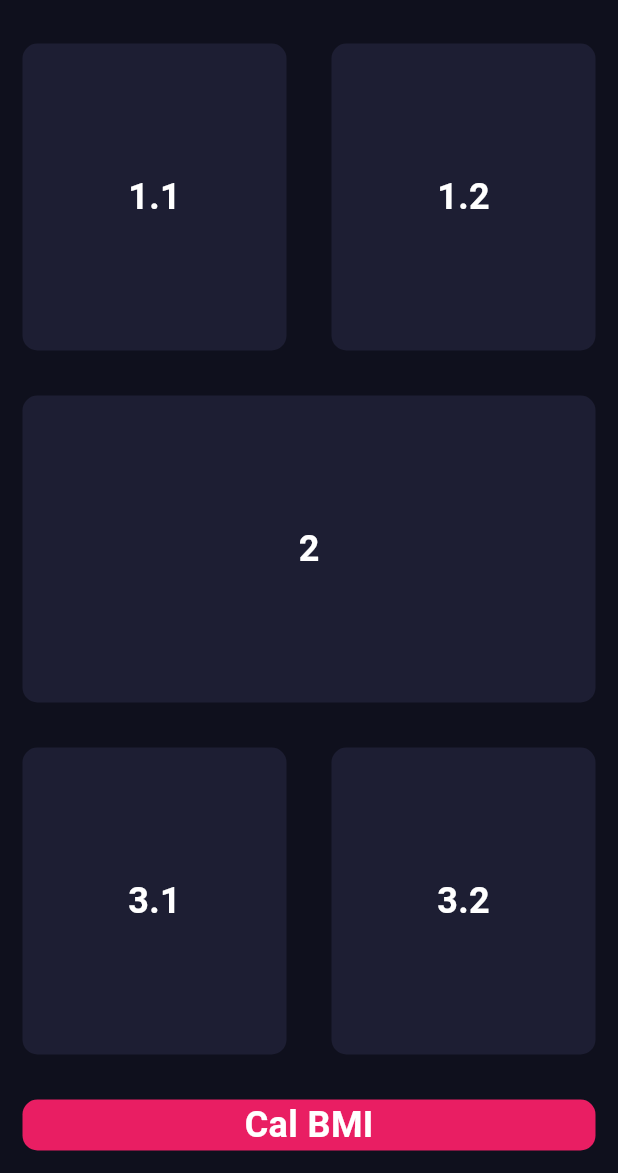
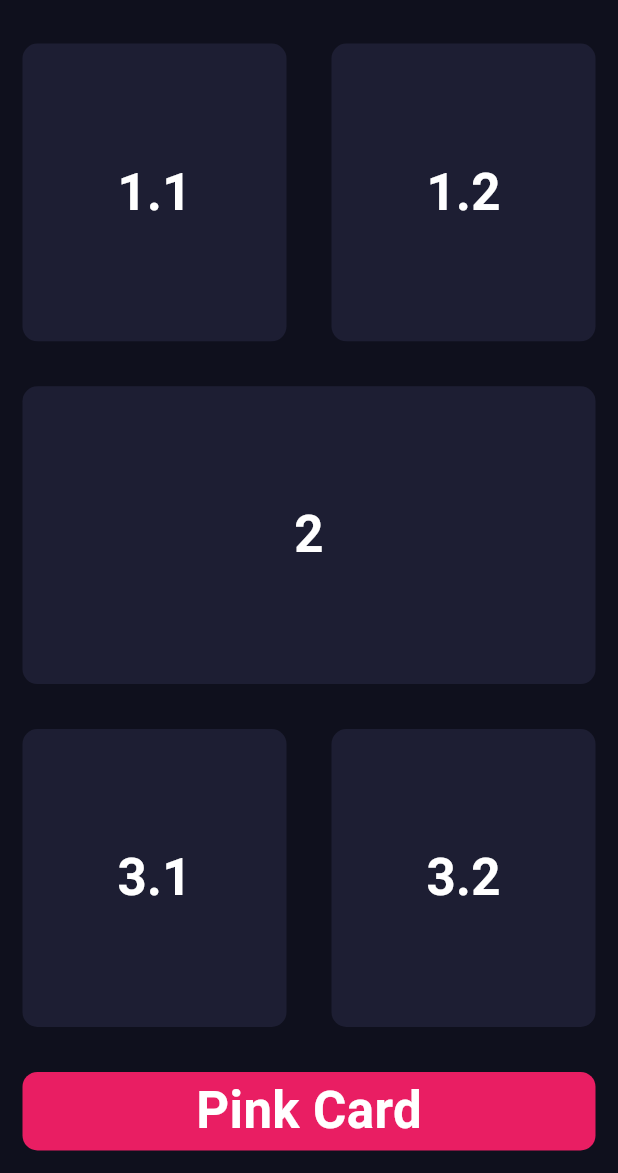
Before and after one commit to omaralezzi/bmi_calculator, a Flutter app: the screen it shows after launch, on a phone screen of 412 x 824 dp, the part 63-1236 px from its top. Run offline on Flutter 3.47's test engine with Material 3 defaults, Android fonts, the phone set to English and light mode, and no system bars.

Commit message:
Update input_page.dart

```diff
--- a/lib/input_page.dart
+++ b/lib/input_page.dart
@@ -24,134 +24,51 @@ class _InputPageState extends State<InputPage> {
           Expanded(
             child: Row(
               children: [
-                Expanded(
-                  child: Container(
-                    margin: EdgeInsets.all(15.0),
-                    decoration: BoxDecoration(
-                      color: Color(0xFF1D1E33), // Set the background color
-                      borderRadius: BorderRadius.circular(10.0),
-                    ),
-                    child: Center(
-                      child: Text(
-                        '1.1',
-                        style: TextStyle(
-                          fontSize: 24.0,
-                          fontWeight: FontWeight.bold,
-                          color: Colors.white,
-                        ),
-                      ),
-                    ),
-                    // Add content for the first sub-container here
-                  ),
-                ),
-                Expanded(
-                  child: Container(
-                    margin: EdgeInsets.all(15.0),
-                    decoration: BoxDecoration(
-                      color: Color(0xFF1D1E33), // Set the background color
-                      borderRadius: BorderRadius.circular(10.0),
-                    ),
-                    child: Center(
-                      child: Text(
-                        '1.2',
-                        style: TextStyle(
-                          fontSize: 24.0,
-                          fontWeight: FontWeight.bold,
-                          color: Colors.white,
-                        ),
-                      ),
-                    ),
-                    // Add content for the second sub-container here
-                  ),
-                ),
+                buildContainer(label: '1.1'),
+                buildContainer(label: '1.2'),
               ],
             ),
           ),
-          Expanded(
-            child: Container(
-              margin: EdgeInsets.all(15.0),
-              decoration: BoxDecoration(
-                color: Color(0xFF1D1E33), // Set the background color
-                borderRadius: BorderRadius.circular(10.0),
-              ),
-              child: Center(
-                child: Text(
-                  '2',
-                  style: TextStyle(
-                    fontSize: 24.0,
-                    fontWeight: FontWeight.bold,
-                    color: Colors.white,
-                  ),
-                ),
-              ),
-              // Add content for the second container here
-            ),
-          ),
+          buildContainer(label: '2'),
           Expanded(
             child: Row(
               children: [
-                Expanded(
-                  child: Container(
-                    margin: EdgeInsets.all(15.0),
-                    decoration: BoxDecoration(
-                      color: Color(0xFF1D1E33), // Set the background color
-                      borderRadius: BorderRadius.circular(10.0),
-                    ),
-                    child: Center(
-                      child: Text(
-                        '3.1',
-                        style: TextStyle(
-                          fontSize: 24.0,
-                          fontWeight: FontWeight.bold,
-                          color: Colors.white,
-                        ),
-                      ),
-                    ),
-                    // Add content for the third sub-container here
-                  ),
-                ),
-                Expanded(
-                  child: Container(
-                    margin: EdgeInsets.all(15.0),
-                    decoration: BoxDecoration(
-                      color: Color(0xFF1D1E33), // Set the background color
-                      borderRadius: BorderRadius.circular(10.0),
-                    ),
-                    child: Center(
-                      child: Text(
-                        '3.2',
-                        style: TextStyle(
-                          fontSize: 24.0,
-                          fontWeight: FontWeight.bold,
-                          color: Colors.white,
-                        ),
-                      ),
-                    ),
-                    // Add content for the fourth sub-container here
-                  ),
-                ),
+                buildContainer(label: '3.1'),
+                buildContainer(label: '3.2'),
               ],
             ),
           ),
-          Container(
-            margin: EdgeInsets.all(15.0),
-            decoration: BoxDecoration(
-              color: Colors.pink, // Set the background color for the card
-              borderRadius: BorderRadius.circular(10.0),
-            ),
-            child: Center(
-              child: Text(
-                'Cal BMI',
-                style: TextStyle(
-                  fontSize: 24.0,
-                  fontWeight: FontWeight.bold,
-                  color: Colors.white,
-                ),
-              ),
-            ),
+          SizedBox(
+            height: MediaQuery.of(context).size.height *
+                0.1, // 10% of screen height
+            child: buildContainer(label: 'Pink Card', color: Colors.pink),
           ),
         ],
       ),
     );
   }
+
+  Expanded buildContainer(
+      {String? label, Color color = const Color(0xFF1D1E33)}) {
+    return Expanded(
+      child: Container(
+        margin: EdgeInsets.all(15.0),
+        decoration: BoxDecoration(
+          color: color, // Set the background color
+          borderRadius: BorderRadius.circular(10.0),
+        ),
+        child: Center(
+          child: Text(
+            label!,
+            style: TextStyle(
+              fontSize: 34.0,
+              fontWeight: FontWeight.bold,
+              color: Colors.white,
+            ),
+          ),
+        ),
+        // Add content for the container here
+      ),
+    );
+  }
 }
```
